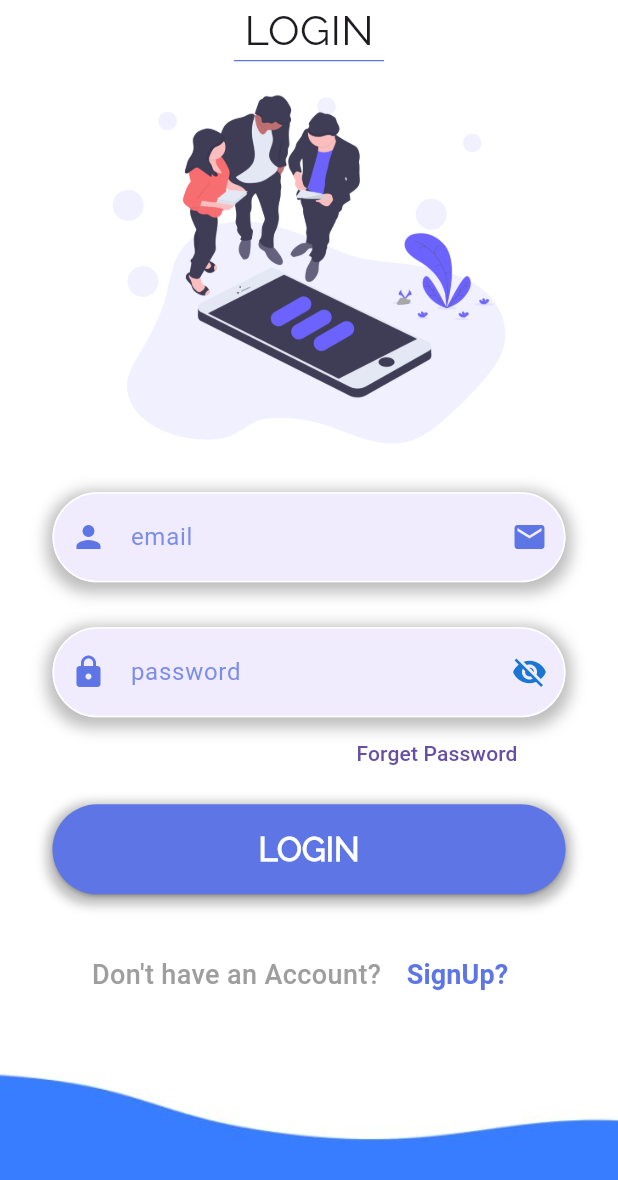
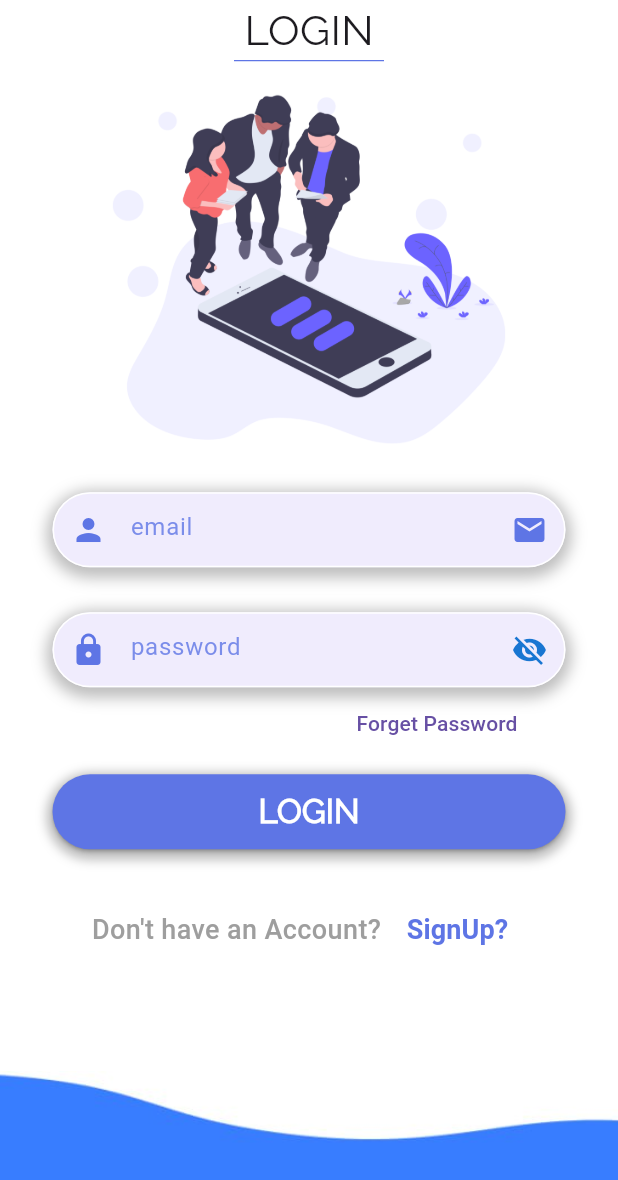
Before and after one commit to anaulislam9725/Login-and-SignUp-page, a Flutter app: the screen it shows after launch, on a phone screen of 412 x 824 dp. Shown: the top 1180 px of the screen. Run offline on Flutter 3.47's test engine with Material 3 defaults, Android fonts, the phone set to English and light mode, and no system bars; our stand-ins replace get.

Commit message:
decrease app font, button, textField size

```diff
--- a/lib/main.dart
+++ b/lib/main.dart
@@ -17,7 +17,7 @@ class MyApp extends StatelessWidget {
   Widget build(BuildContext context) {
     return GetMaterialApp(
       debugShowCheckedModeBanner: false,
-      title: 'Verification',
+      title: 'Demo',
 
       initialRoute: SplaseScreen.path,
       routes: {
--- a/lib/widgets/coustomButton.dart
+++ b/lib/widgets/coustomButton.dart
@@ -9,7 +9,7 @@ class CouButton extends StatelessWidget {
   @override
   Widget build(BuildContext context) {
     return Container(
-      height: 60,
+      height: 50,
       width: double.infinity,
       decoration: BoxDecoration(
         borderRadius: BorderRadius.circular(30),
--- a/lib/widgets/cuatomTile.dart
+++ b/lib/widgets/cuatomTile.dart
@@ -18,6 +18,6 @@ class AppTile extends StatelessWidget {
         ),
       ),
     );
-    ;
+
   }
 }
--- a/lib/widgets/customField.dart
+++ b/lib/widgets/customField.dart
@@ -36,17 +36,15 @@ class MyTextFild extends StatelessWidget {
           ),
         ],
       ),
+      child: SizedBox(
+        height: 50,
+        width: double.infinity,
         child: TextFormField(
           obscureText: obscureText ?? false,
           validator: validator,
           controller: controller,
           decoration: InputDecoration(
-          contentPadding: EdgeInsets.only(
-            top: 18,
-            bottom: 18,
-            right: 18,
-            left: 18,
-          ),
+
             prefixIcon: prefixIcon,
             hintText: hintText,
             hintStyle: TextStyle(
@@ -74,6 +72,7 @@ class MyTextFild extends StatelessWidget {
             filled: true,
           ),
         ),
+      ),
     );
   }
 }
```
Lines whose indentation alone changed are shown as unchanged.
